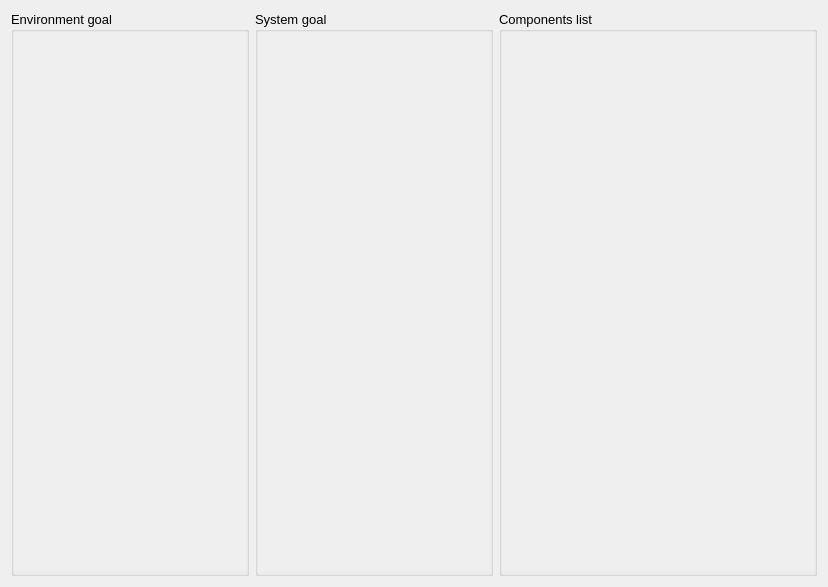
First picture: the form in control.ui, repository ateller/Diplom, before the edit.
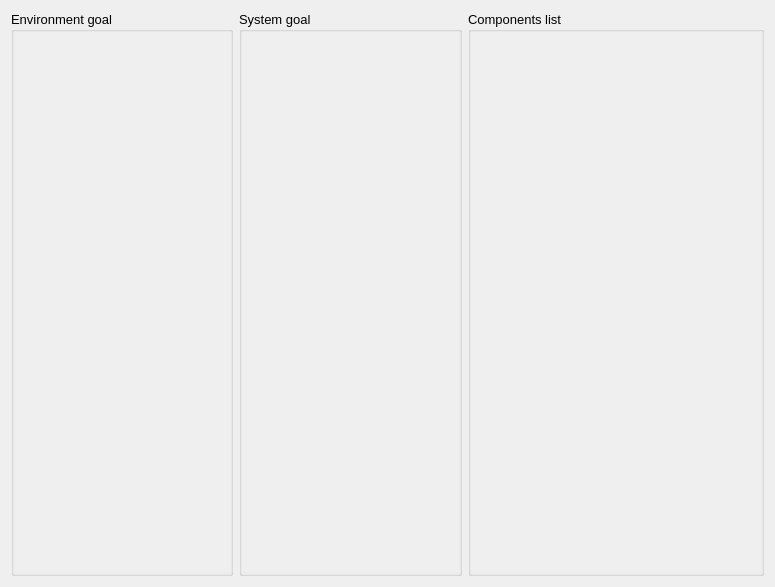
Second picture: the form after the edit.

Commit message: Coorected margins and min window width

Patch:
```diff
--- a/control.ui
+++ b/control.ui
@@ -6,13 +6,13 @@
    <rect>
     <x>0</x>
     <y>0</y>
-    <width>828</width>
+    <width>775</width>
     <height>587</height>
    </rect>
   </property>
   <property name="minimumSize">
    <size>
-    <width>700</width>
+    <width>775</width>
     <height>0</height>
    </size>
   </property>
@@ -75,7 +75,7 @@
             <rect>
              <x>0</x>
              <y>0</y>
-             <width>236</width>
+             <width>220</width>
              <height>544</height>
             </rect>
            </property>
@@ -155,7 +155,7 @@
             <rect>
              <x>0</x>
              <y>0</y>
-             <width>236</width>
+             <width>221</width>
              <height>544</height>
             </rect>
            </property>
@@ -229,7 +229,7 @@
             <rect>
              <x>0</x>
              <y>0</y>
-             <width>316</width>
+             <width>294</width>
              <height>544</height>
             </rect>
            </property>
```
The commit also changes 1 other file.
